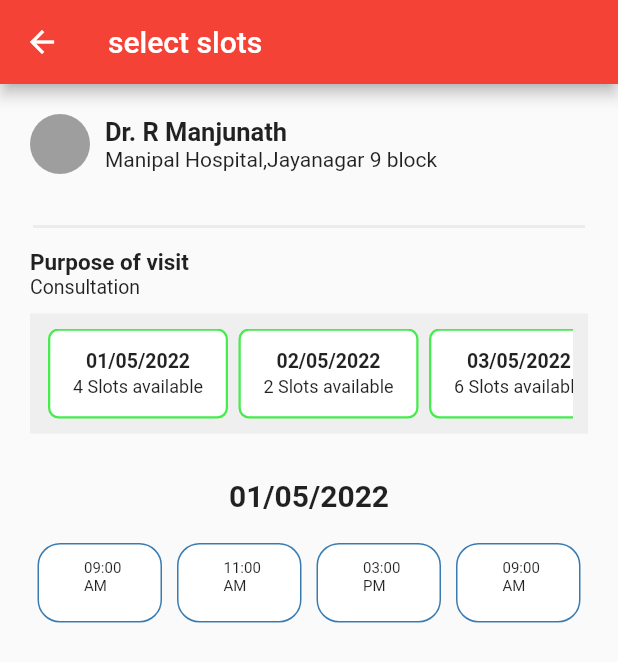
After one commit to tnsmobilesolutions/tnshealth, a Flutter app: the SlotBook screen opened directly, after a tap on "01/05/2022", on a phone screen of 412 x 824 dp. The commit adds this screen. Shown: the top 662 px of the screen. Run offline on Flutter 3.47's test engine with Material 2 defaults, Android fonts, the phone set to English and light mode, and no system bars; our stand-ins replace animated_splash_screen, cloud_firestore, firebase_auth, firebase_core, image_picker, intl_phone_field; accounts and stored records are empty; Roboto replaces fonts that are missing (Product Sans).

Commit message:
slot_book screen added in Alopathy

```diff
--- /dev/null
+++ b/lib/allopathy/slot_book.dart
@@ -0,0 +1,264 @@
+import 'package:flutter/material.dart';
+
+import 'package:tnshealth/allopathy/stateless_page.dart';
+
+class SlotBook extends StatefulWidget {
+  const SlotBook({Key? key}) : super(key: key);
+
+  @override
+  State<SlotBook> createState() => _SlotBook();
+}
+
+class _SlotBook extends State<SlotBook> {
+  String? text1;
+  String? text2;
+  // ignore: unused_field
+  String? _selectedDate;
+  // ignore: unused_field
+  dynamic _selectedSlot;
+
+  //ignore: prefer_final_fields, unused_field
+  bool _isSlotAvailable = false;
+
+  DateTime selectedDate = DateTime.now();
+  @override
+  Widget build(BuildContext context) {
+    var slotList = <String, dynamic>{
+      '01/05/2022': generateRandomSlots(4),
+      '02/05/2022': generateRandomSlots(2),
+      '03/05/2022': generateRandomSlots(6),
+      '04/05/2022': [],
+      '05/05/2022': generateRandomSlots(7),
+      '06/05/2022': generateRandomSlots(5),
+      '07/05/2022': [],
+      '08/05/2022': generateRandomSlots(2),
+      'More...': [],
+    };
+
+    return Scaffold(
+      appBar: AppBar(
+        title: const Text('select slots'),
+      ),
+      body: SafeArea(
+        child: Container(
+          padding: const EdgeInsets.all(20.0),
+          child: SingleChildScrollView(
+            child: Column(
+              children: [
+                const Header(
+                    name: 'Dr. R Manjunath',
+                    place: 'Manipal Hospital,Jayanagar 9 block'),
+                const SizedBox(height: 20),
+                const Divider(
+                  color: Color.fromARGB(14, 0, 0, 0),
+                  height: 30,
+                  thickness: 2,
+                  indent: 2,
+                  endIndent: 2,
+                ),
+                const ConsultationPage(
+                    title: 'Purpose of visit', consult: 'Consultation'),
+                const SizedBox(height: 10),
+                Container(
+                  height: 80,
+                  width: 800,
+                  decoration: const BoxDecoration(
+                      color: Color.fromARGB(255, 240, 239, 239)),
+                  child: Padding(
+                    padding: const EdgeInsets.all(10.0),
+                    child: ListView.builder(
+                      scrollDirection: Axis.horizontal,
+                      itemCount: slotList.length,
+                      itemBuilder: (context, index) {
+                        //print(slotList.keys.toList()[index]);
+                        return GestureDetector(
+                          onTap: () {
+                            if (slotList.values.toList()[index].isNotEmpty) {
+                              setState(
+                                () {
+                                  _isSlotAvailable = true;
+                                },
+                              );
+                              _selectedDate = slotList.keys.toList()[index];
+                              //ignore: avoid_print
+                              print(_selectedDate);
+                              // ignore: unrelated_type_equality_checks
+
+                              _selectedSlot = slotList.values.toList()[index];
+                              // ignore: avoid_print
+                              print(_selectedSlot);
+                            } else if (slotList.keys.toList()[index] ==
+                                'More...') {
+                              _selectDates(context);
+                            } else {
+                              setState(() {
+                                _isSlotAvailable = false;
+                                _selectedDate = slotList.keys.toList()[index];
+                              });
+                            }
+                          },
+                          child: Container(
+                            margin: const EdgeInsets.only(left: 2, right: 5),
+                            height: 5,
+                            width: 120,
+                            decoration: BoxDecoration(
+                              color: slotList.keys.toList()[index] == 'More...'
+                                  ? const Color.fromARGB(255, 8, 127, 163)
+                                  : Colors.white,
+                              border: Border.all(
+                                width: 1.5,
+                                color: slotList.values
+                                            .toList()[index]
+                                            .isEmpty &&
+                                        slotList.keys.toList()[index] !=
+                                            'More...'
+                                    ? const Color.fromARGB(183, 224, 63, 51)
+                                    : slotList.keys.toList()[index] == 'More...'
+                                        ? const Color.fromARGB(255, 8, 127, 163)
+                                        : const Color.fromARGB(
+                                            255, 68, 236, 76),
+                              ),
+                              borderRadius: BorderRadius.circular(7),
+                            ),
+                            child: slotList.keys.toList()[index] == 'More...'
+                                ? Column(
+                                    mainAxisAlignment: MainAxisAlignment.center,
+                                    children: [
+                                      Text(
+                                        slotList.keys.toList()[index],
+                                        style: const TextStyle(
+                                          color: Colors.white,
+                                          fontSize: 20,
+                                          fontWeight: FontWeight.bold,
+                                          fontFamily: 'Product Sans',
+                                        ),
+                                      ),
+                                    ],
+                                  )
+                                : Column(
+                                    mainAxisAlignment: MainAxisAlignment.center,
+                                    children: [
+                                      Text(
+                                        slotList.keys.toList()[index],
+                                        style: const TextStyle(
+                                          fontSize: 13,
+                                          fontWeight: FontWeight.bold,
+                                          fontFamily: 'Product Sans',
+                                        ),
+                                      ),
+                                      const SizedBox(height: 3),
+                                      Text(
+                                        slotList.keys.toList()[index] ==
+                                                'More...'
+                                            ? ''
+                                            : '${slotList.values.toList()[index].length} Slots available',
+                                        style: const TextStyle(
+                                          fontSize: 12,
+                                          fontFamily: 'Product Sans',
+                                        ),
+                                      ),
+                                    ],
+                                  ),
+                          ),
+                        );
+                      },
+                    ),
+                  ),
+                ),
+                const SizedBox(height: 30),
+                _isSlotAvailable
+                    ? Column(
+                        children: [
+                          Text(
+                            '$_selectedDate',
+                            style: const TextStyle(
+                              fontSize: 20,
+                              fontWeight: FontWeight.bold,
+                            ),
+                          ),
+                          GridView.builder(
+                            //physics: const NeverScrollableScrollPhysics(),
+                            gridDelegate:
+                                const SliverGridDelegateWithFixedCrossAxisCount(
+                              crossAxisCount: 4,
+                            ),
+                            shrinkWrap: true,
+                            itemCount: _selectedSlot.length,
+                            itemBuilder: (context, index) {
+                              return GestureDetector(
+                                child: Container(
+                                  margin: const EdgeInsets.only(
+                                      left: 5, right: 5, top: 20, bottom: 20),
+                                  decoration: BoxDecoration(
+                                    color: Colors.white,
+                                    border: Border.all(
+                                      color: const Color.fromARGB(
+                                          211, 16, 96, 161),
+                                    ),
+                                    borderRadius: BorderRadius.circular(15),
+                                  ),
+                                  child: Padding(
+                                    padding: const EdgeInsets.only(
+                                        left: 30, top: 10, right: 10),
+                                    child: Column(
+                                      children: [
+                                        Text(
+                                          _selectedSlot[index].toString(),
+                                          style: const TextStyle(
+                                            fontSize: 10,
+                                            fontFamily: 'Product Sans',
+                                          ),
+                                        ),
+                                      ],
+                                    ),
+                                  ),
+                                ),
+                              );
+                            },
+                          ),
+                        ],
+                      )
+                    : Column(
+                        children: [
+                          Text(
+                            '$_selectedDate',
+                            style: const TextStyle(
+                              fontSize: 20,
+                              fontWeight: FontWeight.bold,
+                            ),
+                          ),
+                          const SizedBox(
+                            height: 10,
+                          ),
+                          const Text('No slots available'),
+                        ],
+                      ),
+              ],
+            ),
+          ),
+        ),
+      ),
+    );
+  }
+
+  _selectDates(BuildContext context) async {
+    final DateTime? selected = await showDatePicker(
+      context: context,
+      initialDate: selectedDate,
+      firstDate: DateTime(2022, 05, 01),
+      lastDate: DateTime(2022, 06, 30),
+      helpText: 'choose your slot',
+    );
+    if (selectedDate == selected) {
+      generateRandomSlots(7);
+    }
+    if (selected != null && selected != selectedDate) {
+      setState(() {
+        selectedDate = selected;
+
+        // ignore: avoid_print
+        print(selectedDate);
+      });
+    }
+  }
+}
--- /dev/null
+++ b/lib/allopathy/stateless_page.dart
@@ -0,0 +1,101 @@
+import 'dart:math';
+
+import 'package:flutter/material.dart';
+
+class ConsultationPage extends StatelessWidget {
+  final String title;
+  final String consult;
+
+  const ConsultationPage({
+    Key? key,
+    required this.title,
+    required this.consult,
+  }) : super(key: key);
+
+  @override
+  Widget build(BuildContext context) {
+    return Row(
+      mainAxisAlignment: MainAxisAlignment.start,
+      children: [
+        Column(
+          crossAxisAlignment: CrossAxisAlignment.start,
+          children: [
+            Text(
+              title,
+              style: const TextStyle(
+                fontWeight: FontWeight.bold,
+                fontFamily: 'Product Sans',
+                fontSize: 15,
+              ),
+            ),
+            Text(
+              consult,
+              style: const TextStyle(
+                fontFamily: 'Product Sans',
+                fontSize: 13,
+              ),
+            ),
+          ],
+        )
+      ],
+    );
+  }
+}
+
+class Header extends StatelessWidget {
+  final String name;
+  final String place;
+  const Header({
+    Key? key,
+    required this.name,
+    required this.place,
+  }) : super(key: key);
+
+  @override
+  Widget build(BuildContext context) {
+    return Row(
+      children: [
+        const CircleAvatar(
+          backgroundColor: Colors.grey,
+        ),
+        const SizedBox(width: 10),
+        Column(
+          crossAxisAlignment: CrossAxisAlignment.start,
+          children: [
+            Text(
+              name,
+              style: const TextStyle(
+                fontWeight: FontWeight.bold,
+                fontFamily: 'Product Sans',
+                fontSize: 17,
+              ),
+            ),
+            Text(
+              place,
+              style: const TextStyle(
+                fontFamily: 'Product Sans',
+              ),
+            ),
+          ],
+        ),
+      ],
+    );
+  }
+}
+
+List<String> generateRandomSlots(int length) {
+  final random = Random();
+  const availableChars = [
+    '07:00 AM',
+    '08:00 AM',
+    '09:00 AM',
+    '10:00 AM',
+    '11:00 AM',
+    '03:00 PM',
+    '04:00 PM'
+  ];
+  final randomString = List.generate(
+      length, (index) => availableChars[random.nextInt(availableChars.length)]);
+
+  return randomString;
+}
--- a/lib/tabbar/consult.dart
+++ b/lib/tabbar/consult.dart
@@ -1,5 +1,6 @@
 import 'package:flutter/material.dart';
-import 'package:tnshealth/allopathy/allopathy.dart';
+
+import 'package:tnshealth/allopathy/slot_book.dart';
 import 'package:tnshealth/ayurvedic/ayurvedic.dart';
 import 'package:tnshealth/homeopathy/homeopathy.dart';
 
@@ -34,7 +35,7 @@ class _ConsultState extends State<Consult> {
                   onTap: () {
                     Navigator.push(context, MaterialPageRoute(
                       builder: (context) {
-                        return const Allopathy();
+                        return const SlotBook();
                       },
                     ));
                   },
--- a/pubspec.yaml
+++ b/pubspec.yaml
@@ -27,6 +27,7 @@ dependencies:
 
 
 
+
 dev_dependencies:
   flutter_test:
     sdk: flutter
```
Also changed, not shown: lib/screen/slotbooking.dart (deleted), pubspec.lock.
